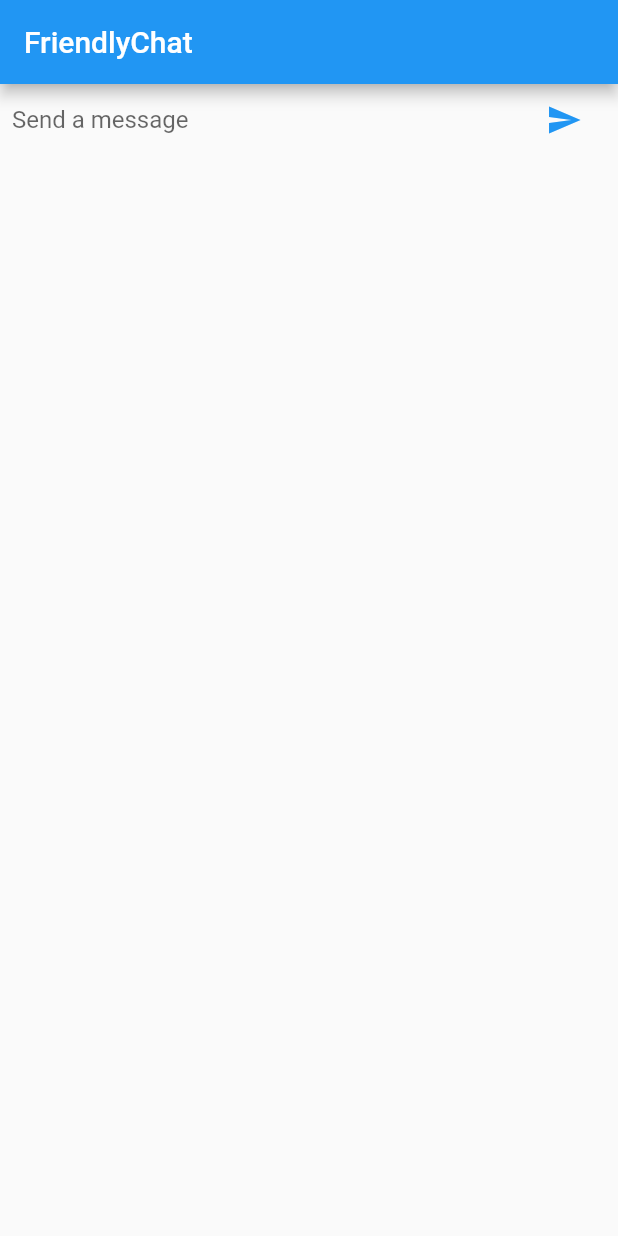
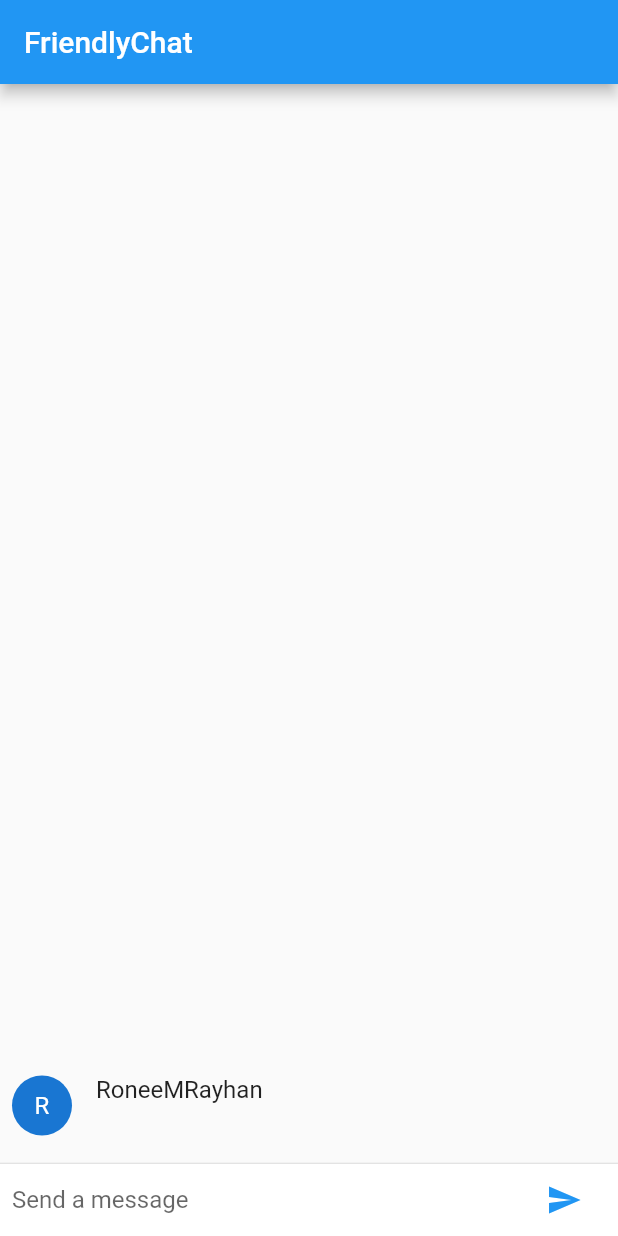
Before and after one commit to RoneeMRayhan/friendlychat, a Flutter app: the screen it shows after launch, after a tap on the "send" icon, on a phone screen of 412 x 824 dp. Run offline on Flutter 3.47's test engine with Material 2 defaults, Android fonts, the phone set to English and light mode, and no system bars.

```diff
--- a/lib/main.dart
+++ b/lib/main.dart
@@ -3,6 +3,8 @@ import 'package:flutter/material.dart';
 void main() {
   runApp(new FriendlychatApp());
 }
+
+const String _name = "RoneeMRayhan";
 
 class FriendlychatApp extends StatelessWidget {
   @override
@@ -24,10 +26,28 @@ class ChatScreenState extends State<ChatScreen> {
   Widget build(BuildContext context) {
     return new Scaffold(
       appBar: new AppBar(title: new Text("FriendlyChat")),
-      body: _buildTextComposer(),
+      body: new Column(
+        children: <Widget>[
+          new Flexible(
+              child: new ListView.builder(
+                padding: new EdgeInsets.all(8.0),
+                reverse: true,
+                itemBuilder: (_, int index) => _messages[index],
+                itemCount: _messages.length,
+              ),
+          ),
+          new Divider(height: 1.0),
+          new Container(
+            decoration: new BoxDecoration(
+              color: Theme.of(context).cardColor),
+            child: _buildTextComposer(),
+          ),
+        ],
+      ),
     );
   }
 
+  final List<ChatMessage> _messages = <ChatMessage>[];
   final TextEditingController _textController = new TextEditingController();
 
   Widget _buildTextComposer() {
@@ -59,5 +79,41 @@ class ChatScreenState extends State<ChatScreen> {
 
   void _handleSubmitted(String text) {
     _textController.clear();
+    ChatMessage message = new ChatMessage(
+      text: text,
+    );
+    setState(() {
+      _messages.insert(0, message);
+    });
   }
 }
+
+class ChatMessage extends StatelessWidget {
+  ChatMessage({this.text});
+  final String text;
+  @override
+  Widget build(BuildContext context) {
+    return new Container(
+      margin: const EdgeInsets.symmetric(vertical: 10.0),
+      child: new Row(
+        crossAxisAlignment: CrossAxisAlignment.start,
+        children: <Widget>[
+          new Container(
+            margin: const EdgeInsets.only(right: 16.0),
+            child: new CircleAvatar(child: new Text(_name[0]),),
+          ),
+          new Column(
+            crossAxisAlignment: CrossAxisAlignment.start,
+            children: <Widget>[
+              new Text(_name, style: Theme.of(context).textTheme.subhead),
+              new Container(
+                margin: const EdgeInsets.only(top: 5.0),
+                child: new Text(text),
+              ),
+            ],
+          ),
+        ],
+      ),
+    );
+  }
+}
```
Also changed, not shown: pubspec.lock.
